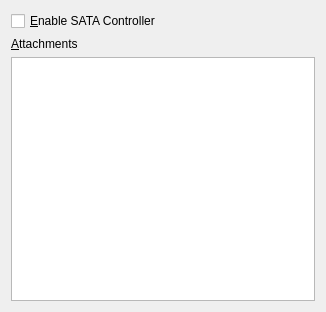
jljuxgm/vboxgit, file vbox/src/VBox/Frontends/VirtualBox4/ui/VBoxVMSettingsHD.ui: the form before one commit.
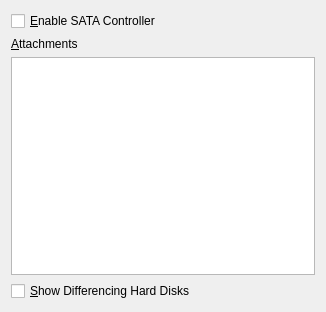
The form after the commit. Custom widgets are drawn as their Qt base class.

What changed in the file:
```diff
--- a/vbox/src/VBox/Frontends/VirtualBox4/ui/VBoxVMSettingsHD.ui
+++ b/vbox/src/VBox/Frontends/VirtualBox4/ui/VBoxVMSettingsHD.ui
@@ -108,6 +108,16 @@
      </layout>
     </widget>
    </item>
+   <item row="3" column="0" >
+    <widget class="QCheckBox" name="mShowDiffsCheck" >
+     <property name="whatsThis" >
+      <string>If checked, it will show differencing hard disks actually attached to the slots instead of their base hard disks (shown in case of indirect attachments) and will also let attach other differencing hard disks explicitly. Check this only if you need a complex hard disk setup.</string>
+     </property>
+     <property name="text" >
+      <string>&amp;Show Differencing Hard Disks</string>
+     </property>
+    </widget>
+   </item>
   </layout>
  </widget>
  <customwidgets>
```
Left out of the diff: 4 changed lines with no effect on the pictures.
